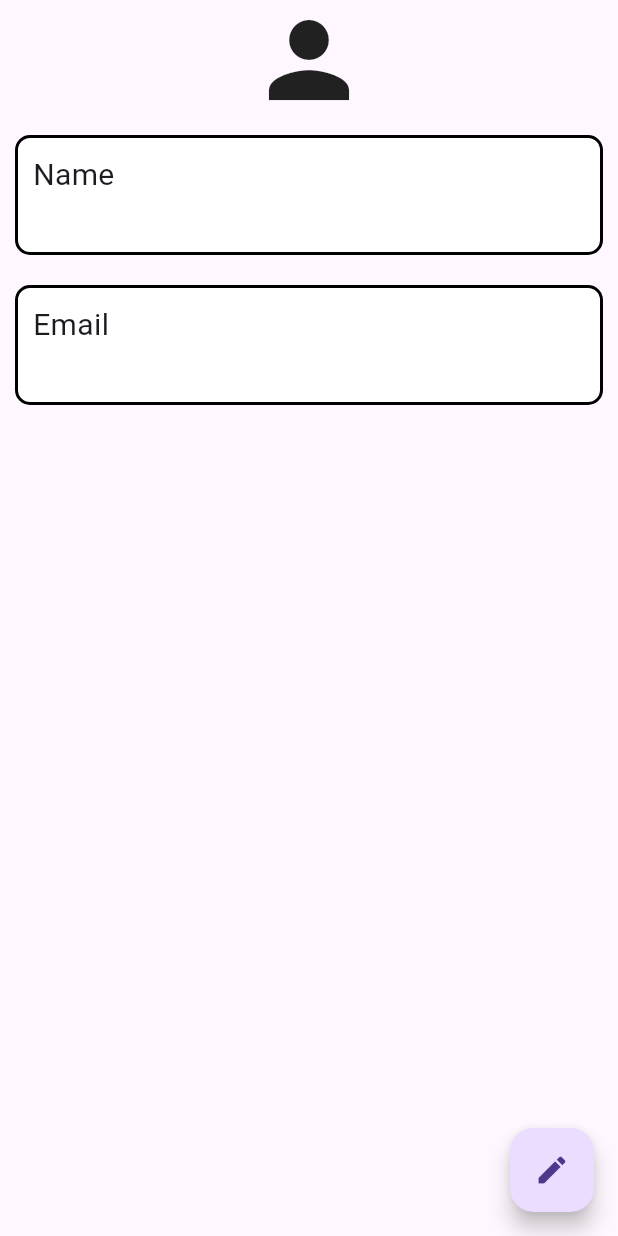
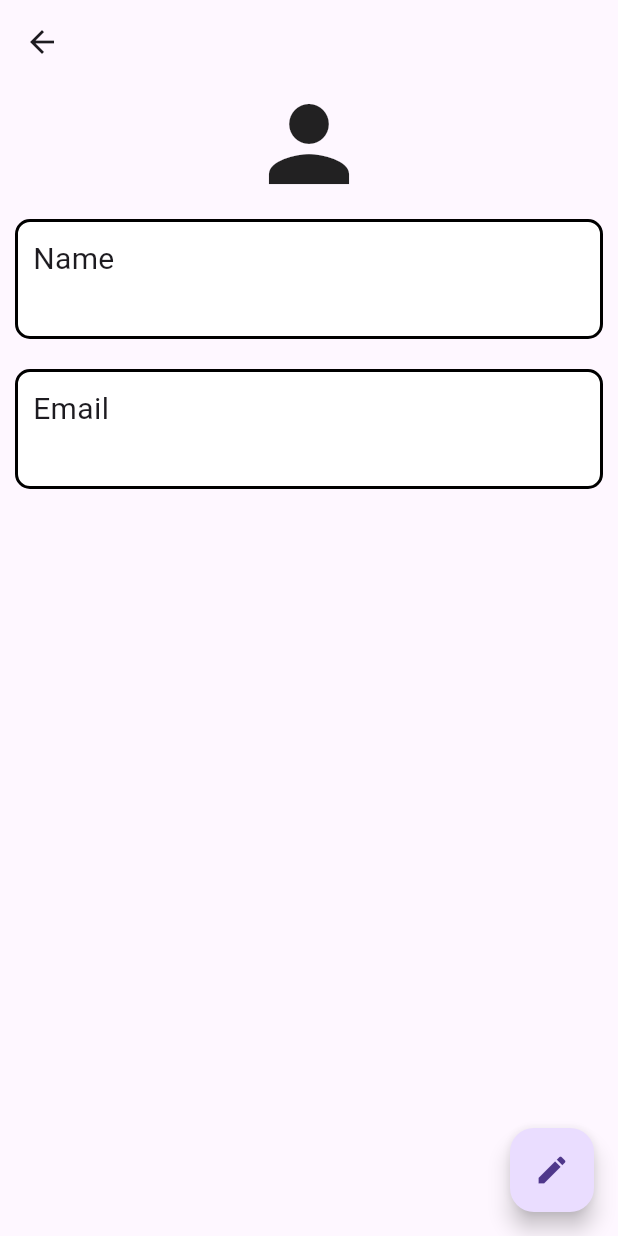
Before and after one commit to BrawlerXull/It-s-Urgent-, a Flutter app: the ProfileView screen opened by its route, on a phone screen of 412 x 824 dp. Run offline on Flutter 3.47's test engine with Material 3 defaults, Android fonts, the phone set to English and light mode, and no system bars; our stand-ins replace cloud_firestore, firebase_auth, firebase_core, firebase_messaging, flutter_contacts, flutter_local_notifications and 3 more; missing offline and left inert: flutter_phone_direct_caller; accounts and stored records are empty; Roboto replaces fonts that are missing (Acme).

Commit message:
added appbar

```diff
--- a/lib/app/modules/profile/views/profile_view.dart
+++ b/lib/app/modules/profile/views/profile_view.dart
@@ -11,6 +11,14 @@ class ProfileView extends GetView<ProfileController> {
     TextEditingController nameController = TextEditingController();
     TextEditingController emailController = TextEditingController();
     return Scaffold(
+      appBar: AppBar(
+        leading: IconButton(
+          icon: const Icon(Icons.arrow_back),
+          onPressed: () {
+            Get.back();
+          },
+        ),
+      ),
       floatingActionButton: Obx(
         () => ProfilePageFloatingActionButton(
           onPressedSave: () {
```
Also changed, not shown: lib/app/modules/message/views/message_view.dart (+16 -5 lines).
